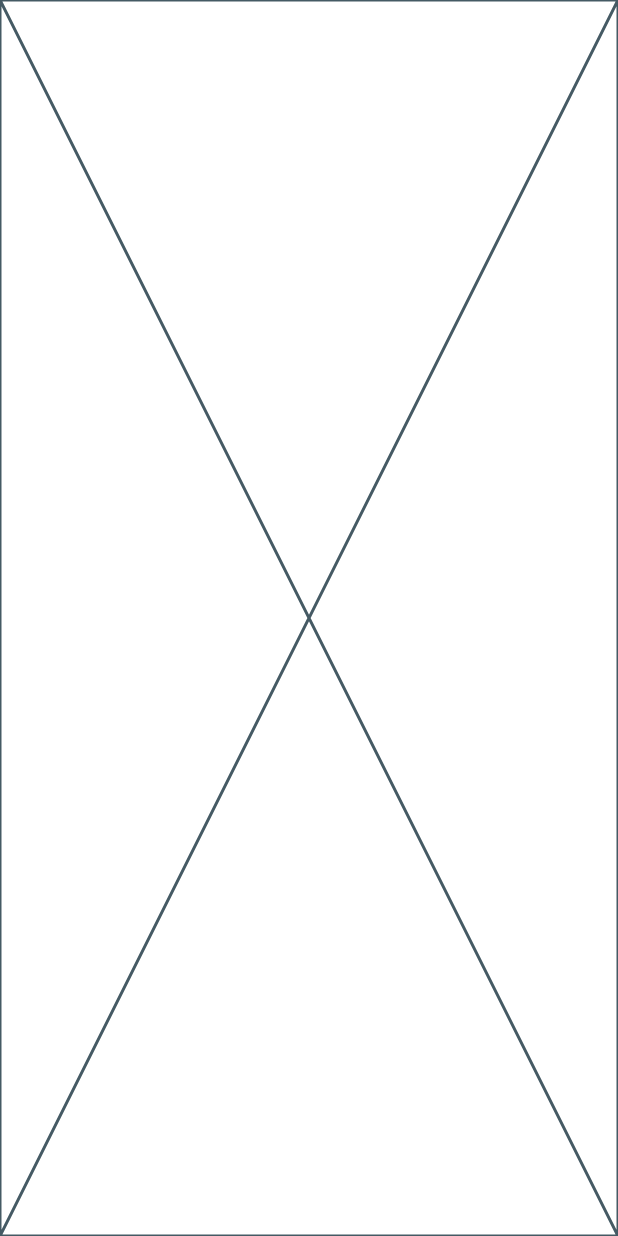
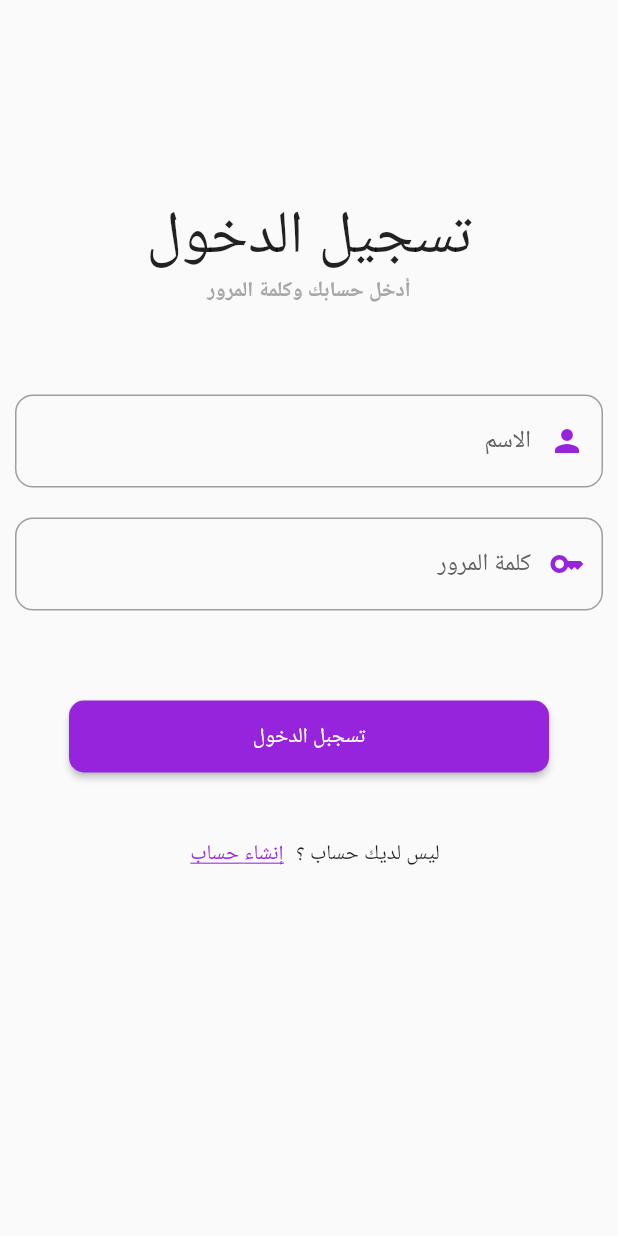
Before and after one commit to MAK-1024/crootie-store, a Flutter app: the screen it shows after launch, on a phone screen of 412 x 824 dp. Run offline on Flutter 3.47's test engine with Material 2 defaults, Android fonts, the phone set to English and light mode, and no system bars.

```diff
--- /dev/null
+++ b/lib/core/reusable_compnant/buttoncompo.dart
@@ -0,0 +1,36 @@
+import 'package:flutter/material.dart';
+import 'package:crootie_store/core/utils/app_color.dart';
+
+class CustomMaterialButton extends StatelessWidget {
+  final VoidCallback onPressed;
+  final String buttonText;
+  final Color buttonColor;
+  final double height;
+  final double minWidth;
+
+  const CustomMaterialButton({
+    Key? key,
+    required this.onPressed,
+    required this.buttonText,
+    required this.buttonColor,
+    this.height = 48.0,
+    this.minWidth = 320.0,
+  }) : super(key: key);
+
+  @override
+  Widget build(BuildContext context) {
+    return MaterialButton(
+      onPressed: onPressed,
+      child: Text(
+        buttonText,
+        style: TextStyle(color: Colors.white),
+      ),
+      color: buttonColor,
+      shape: RoundedRectangleBorder(
+        borderRadius: BorderRadius.circular(10.0),
+      ),
+      height: height,
+      minWidth: minWidth,
+    );
+  }
+}
--- /dev/null
+++ b/lib/core/reusable_compnant/textfield_compo.dart
@@ -0,0 +1,36 @@
+import 'package:flutter/material.dart';
+import 'package:crootie_store/core/utils/app_color.dart';
+
+class CustomTextField extends StatelessWidget {
+  final String hintText;
+  final IconData prefixIcon;
+
+  const CustomTextField({
+    Key? key,
+    required this.hintText,
+    required this.prefixIcon,
+  }) : super(key: key);
+
+  @override
+  Widget build(BuildContext context) {
+    return Padding(
+      padding: const EdgeInsets.all(10.0),
+      child: TextField(
+        textDirection: TextDirection.rtl,
+        decoration: InputDecoration(
+          focusedBorder: OutlineInputBorder(
+            borderSide: BorderSide(color: AppColor.mainColor),
+          ),
+          enabledBorder: OutlineInputBorder(
+            borderRadius: BorderRadius.circular(12.0),
+            borderSide: BorderSide(color: Colors.grey),
+          ),
+          hintText: hintText,
+          hintStyle: TextStyle(color: Colors.grey[700]),
+          prefixIcon: Icon(prefixIcon, color: AppColor.mainColor),
+          filled: false,
+        ),
+      ),
+    );
+  }
+}
--- a/lib/core/utils/app_color.dart
+++ b/lib/core/utils/app_color.dart
@@ -2,5 +2,7 @@ import 'dart:ui';
 
 class AppColor
 {
+  static const mainColor = Color.fromRGBO(151, 36, 221, 30);
+
   static const splashBackGroundColor = Color.fromRGBO(151, 36, 221, 100);
 }
--- /dev/null
+++ b/lib/features/auth_feature/presentation/screeens/login_screen/loginscreen.dart
@@ -0,0 +1,70 @@
+import 'package:crootie_store/core/utils/app_color.dart';
+import 'package:crootie_store/features/auth_feature/presentation/screeens/register_screen/registerScreen.dart';
+import 'package:flutter/cupertino.dart';
+import 'package:flutter/material.dart';
+
+import '../../../../../core/reusable_compnant/buttoncompo.dart';
+import '../../../../../core/reusable_compnant/textfield_compo.dart';
+
+class LoginScreen extends StatelessWidget {
+  const LoginScreen({super.key});
+
+  @override
+  Widget build(BuildContext context) {
+    return Directionality(
+      textDirection: TextDirection.rtl,
+      child: SafeArea(
+        child: Scaffold(
+          body: Align(
+            child: Column(
+              mainAxisAlignment: MainAxisAlignment.start,
+              children: [
+
+                SizedBox(height:130 ,),
+
+                Text('تسجيل الدخول' , style: TextStyle(fontSize: 40 , fontWeight: FontWeight.normal),),
+
+                // SizedBox(height:5 ,),
+
+                Text('أدخل حسابك وكلمة المرور' , style: TextStyle(fontSize: 14 , fontWeight: FontWeight.w700 , color: Color.fromRGBO(168, 166, 167, 100)),),
+
+
+                SizedBox(height:50 ,),
+                CustomTextField(
+                  hintText: 'الاسم',
+                  prefixIcon: Icons.person,
+                ),
+                CustomTextField(
+                  hintText: 'كلمة المرور',
+                  prefixIcon: Icons.key,
+                ),
+                SizedBox(height:50 ,),
+
+                CustomMaterialButton(
+                  onPressed: () {  },
+                  buttonText: 'تسجبل الدخول',
+                  buttonColor: AppColor.mainColor,
+                ),
+                SizedBox(height:30 ,),
+
+                Row(
+                  mainAxisAlignment: MainAxisAlignment.center,
+                  children: [
+                    Text('ليس لديك حساب ؟'),
+                    TextButton(
+                        onPressed: (){
+                          Navigator.pushReplacement(
+                            context,
+                            MaterialPageRoute(builder: (context) => RegisterScreen()),
+                          );
+                        }, child: Text('إنشاء حساب' , style: TextStyle(color: AppColor.mainColor , decoration: TextDecoration.underline,), ))
+                  ],
+                )
+              ],
+            ),
+          ),
+        ),
+      ),
+    );
+  }
+}
--- a/lib/features/splash_feature/presentation/screens.dart
+++ b/lib/features/splash_feature/presentation/screens.dart
@@ -73,11 +73,11 @@ class _SplashScreenState extends State<SplashScreen> {
           children: [
             Text(
               'CROOTIE',
-              style: TextStyle(color: Colors.white, fontSize: 48),
+              style: TextStyle(color: Colors.white, fontSize: 48 , fontFamily: "Cairo" ,),
             ),
             Text(
               '- كروتي -',
-              style: TextStyle(color: Colors.white, fontSize: 48),
+              style: TextStyle(color: Colors.white, fontSize: 48 , fontFamily: 'Cairo'),
             ),
           ],
         ),
--- a/lib/main.dart
+++ b/lib/main.dart
@@ -1,5 +1,7 @@
 import 'package:flutter/material.dart';
 
+import 'features/auth_feature/presentation/screeens/login_screen/loginscreen.dart';
+import 'features/auth_feature/presentation/screeens/register_screen/registerScreen.dart';
 import 'features/splash_feature/presentation/screens.dart';
 
 void main() {
@@ -14,7 +16,7 @@ class MyApp extends StatelessWidget {
     return MaterialApp(
       debugShowCheckedModeBanner: false,
 
-      home: SplashScreen (),
+      home: LoginScreen (),
     );
   }
 }
```
Also changed, not shown: lib/features/auth_feature/presentation/screeens/register_screen/registerScreen.dart (added, +68 -0 lines), pubspec.yaml (+5 -5 lines), fonts/Cairo-Bold-BF643384ee22aa6.ttf (added), fonts/Cairo-Medium-BF643384ef5d193.ttf (added).
